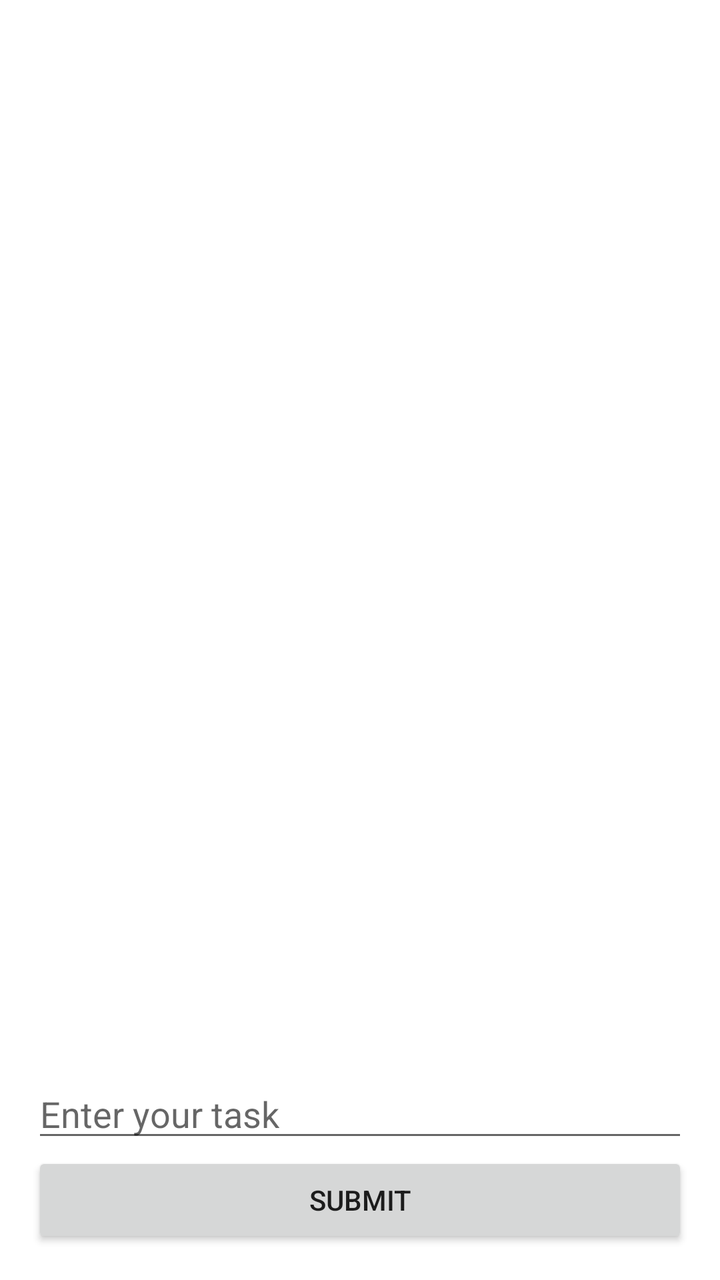
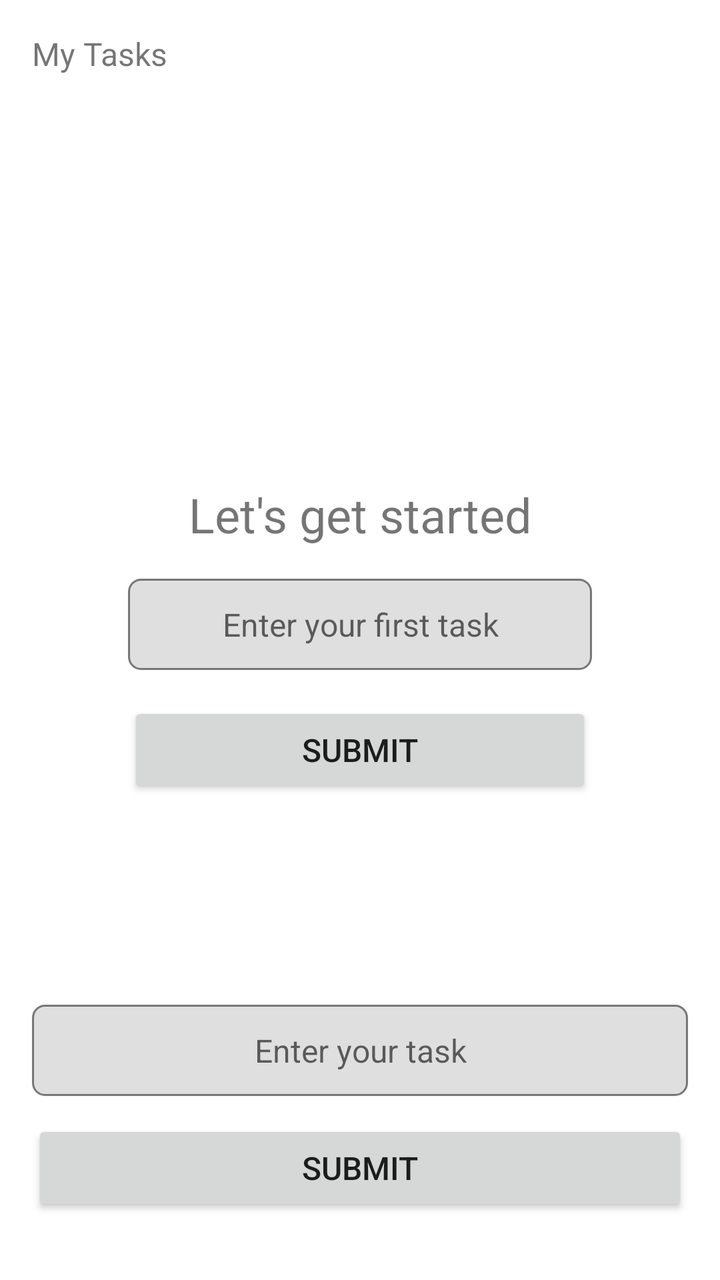

The first picture is an Android layout as it rendered before a commit; the second is the same layout after the commit. The layout source and the unified diff follow.
<!-- AndroidManifest.xml: application theme Theme.TestApplication -->
<!-- res/layout/activity_todo_list.xml -->
<?xml version="1.0" encoding="utf-8"?>
<androidx.constraintlayout.widget.ConstraintLayout xmlns:android="http://schemas.android.com/apk/res/android"
    xmlns:app="http://schemas.android.com/apk/res-auto"
    android:layout_width="match_parent"
    android:layout_height="match_parent"
    android:padding="16dp">

    <androidx.recyclerview.widget.RecyclerView
        android:id="@+id/rvToDoList"
        android:layout_width="0dp"
        android:layout_height="0dp"
        app:layout_constraintBottom_toTopOf="@id/etInput"
        app:layout_constraintLeft_toLeftOf="parent"
        app:layout_constraintRight_toRightOf="parent"
        app:layout_constraintTop_toTopOf="parent" />

    <EditText
        android:id="@+id/etInput"
        android:layout_width="0dp"
        android:layout_height="wrap_content"
        android:hint="@string/enter_todo_item_hint"
        app:layout_constraintBottom_toTopOf="@id/btnSubmit"
        app:layout_constraintLeft_toLeftOf="parent"
        app:layout_constraintRight_toRightOf="parent" />

    <Button
        android:id="@+id/btnSubmit"
        android:layout_width="0dp"
        android:layout_height="wrap_content"
        android:text="@string/submit"
        app:layout_constraintBottom_toBottomOf="parent"
        app:layout_constraintLeft_toLeftOf="parent"
        app:layout_constraintRight_toRightOf="parent" />

</androidx.constraintlayout.widget.ConstraintLayout>
<!-- resources referenced by this layout -->
<resources>
  <string name="enter_todo_item_hint">Enter your task</string>
  <string name="submit">Submit</string>
  <style name="Theme.TestApplication" parent="Theme.MaterialComponents.DayNight.DarkActionBar">
          
          <item name="colorPrimary">@color/purple_500</item>
          <item name="colorPrimaryVariant">@color/purple_700</item>
          <item name="colorOnPrimary">@color/white</item>
          
          <item name="colorSecondary">@color/teal_200</item>
          <item name="colorSecondaryVariant">@color/teal_700</item>
          <item name="colorOnSecondary">@color/black</item>
          
          <item name="android:statusBarColor">?attr/colorPrimaryVariant</item>
          
      </style>
  <color name="purple_500">#FF6200EE</color>
  <color name="purple_700">#FF3700B3</color>
  <color name="white">#FFFFFFFF</color>
  <color name="teal_200">#FF03DAC5</color>
  <color name="teal_700">#FF018786</color>
  <color name="black">#FF000000</color>
</resources>

<!-- the commit's change to res/layout/activity_todo_list.xml (unified diff, before → after) -->
@@ -3,22 +3,91 @@
     xmlns:app="http://schemas.android.com/apk/res-auto"
     android:layout_width="match_parent"
     android:layout_height="match_parent"
+    android:animateLayoutChanges="true"
     android:padding="16dp">
+
+    <TextView
+        android:id="@+id/labelTitle"
+        android:layout_width="match_parent"
+        android:layout_height="wrap_content"
+        app:layout_constraintTop_toTopOf="parent"
+        app:layout_constraintLeft_toLeftOf="parent"
+        app:layout_constraintRight_toRightOf="parent"
+        android:text="@string/label_my_todo_list"
+        android:textSize="16sp" />
 
     <androidx.recyclerview.widget.RecyclerView
         android:id="@+id/rvToDoList"
         android:layout_width="0dp"
         android:layout_height="0dp"
+        android:layout_marginTop="16dp"
+        android:layout_marginBottom="16dp"
         app:layout_constraintBottom_toTopOf="@id/etInput"
         app:layout_constraintLeft_toLeftOf="parent"
         app:layout_constraintRight_toRightOf="parent"
-        app:layout_constraintTop_toTopOf="parent" />
+        app:layout_constraintTop_toBottomOf="@id/labelTitle"/>
+
+    <LinearLayout
+        android:id="@+id/placeHolderContainer"
+        android:layout_width="match_parent"
+        android:layout_height="wrap_content"
+        android:layout_marginLeft="32dp"
+        android:layout_marginRight="32dp"
+        android:gravity="center"
+        android:orientation="vertical"
+        android:padding="16dp"
+        app:layout_constraintBottom_toBottomOf="parent"
+        app:layout_constraintLeft_toLeftOf="parent"
+        app:layout_constraintRight_toRightOf="parent"
+        app:layout_constraintTop_toTopOf="parent">
+
+        <TextView
+            android:layout_width="match_parent"
+            android:layout_height="wrap_content"
+            android:layout_gravity="center"
+            android:gravity="center"
+            android:text="@string/label_placeholder_getting_started"
+            android:textSize="24sp" />
+
+        <EditText
+            android:id="@+id/etInputPlaceHolder"
+            android:layout_width="match_parent"
+            android:layout_height="wrap_content"
+            android:layout_marginTop="16dp"
+            android:layout_marginBottom="16dp"
+            android:background="@drawable/bg_input"
+            android:gravity="center"
+            android:hint="@string/label_placeholder_enter_first_task"
+            android:padding="12dp"
+            android:textSize="16sp"
+            app:layout_constraintBottom_toTopOf="@id/btnSubmit"
+            app:layout_constraintLeft_toLeftOf="parent"
+            app:layout_constraintRight_toRightOf="parent" />
+
+        <Button
+            android:id="@+id/btnSubmitPlaceHolder"
+            android:layout_width="match_parent"
+            android:layout_height="wrap_content"
+            android:gravity="center"
+            android:padding="12dp"
+            android:text="@string/submit"
+            android:textSize="16sp"
+            app:layout_constraintBottom_toBottomOf="parent"
+            app:layout_constraintLeft_toLeftOf="parent"
+            app:layout_constraintRight_toRightOf="parent" />
+
+    </LinearLayout>
 
     <EditText
         android:id="@+id/etInput"
         android:layout_width="0dp"
         android:layout_height="wrap_content"
+        android:layout_marginBottom="12dp"
+        android:background="@drawable/bg_input"
+        android:gravity="center"
         android:hint="@string/enter_todo_item_hint"
+        android:padding="12dp"
+        android:textSize="16sp"
         app:layout_constraintBottom_toTopOf="@id/btnSubmit"
         app:layout_constraintLeft_toLeftOf="parent"
         app:layout_constraintRight_toRightOf="parent" />
@@ -27,7 +96,10 @@
         android:id="@+id/btnSubmit"
         android:layout_width="0dp"
         android:layout_height="wrap_content"
+        android:layout_marginBottom="16dp"
+        android:padding="12dp"
         android:text="@string/submit"
+        android:textSize="16sp"
         app:layout_constraintBottom_toBottomOf="parent"
         app:layout_constraintLeft_toLeftOf="parent"
         app:layout_constraintRight_toRightOf="parent" />
<!-- resource entries referenced after the edit -->
@@ -1,11 +1,24 @@
 <!-- resources referenced by this layout -->
 <resources>
+  <!-- drawable bg_input (drawable) -->
+  <?xml version="1.0" encoding="utf-8"?>
+  <shape xmlns:android="http://schemas.android.com/apk/res/android"
+      android:shape="rectangle">
+      <corners android:radius="6dp" />
+      <stroke
+          android:width="1dp"
+          android:color="@color/gray_dark" />
+      <solid android:color="@color/gray_light" />
+  </shape>
   <string name="enter_todo_item_hint">Enter your task</string>
+  <string name="label_my_todo_list">My Tasks</string>
+  <string name="label_placeholder_enter_first_task">Enter your first task</string>
+  <string name="label_placeholder_getting_started">Let\'s get started</string>
   <string name="submit">Submit</string>
   <style name="Theme.TestApplication" parent="Theme.MaterialComponents.DayNight.DarkActionBar">
           
-          <item name="colorPrimary">@color/purple_500</item>
-          <item name="colorPrimaryVariant">@color/purple_700</item>
+          <item name="colorPrimary">@color/teal_700</item>
+          <item name="colorPrimaryVariant">@color/teal_200</item>
           <item name="colorOnPrimary">@color/white</item>
           
           <item name="colorSecondary">@color/teal_200</item>
@@ -15,11 +28,11 @@
           <item name="android:statusBarColor">?attr/colorPrimaryVariant</item>
           
       </style>
-  <color name="purple_500">#FF6200EE</color>
-  <color name="purple_700">#FF3700B3</color>
+  <color name="gray_dark">#80000000</color>
+  <color name="gray_light">#20000000</color>
+  <color name="teal_700">#FF018786</color>
+  <color name="teal_200">#FF03DAC5</color>
   <color name="white">#FFFFFFFF</color>
-  <color name="teal_200">#FF03DAC5</color>
-  <color name="teal_700">#FF018786</color>
   <color name="black">#FF000000</color>
 </resources>
 
